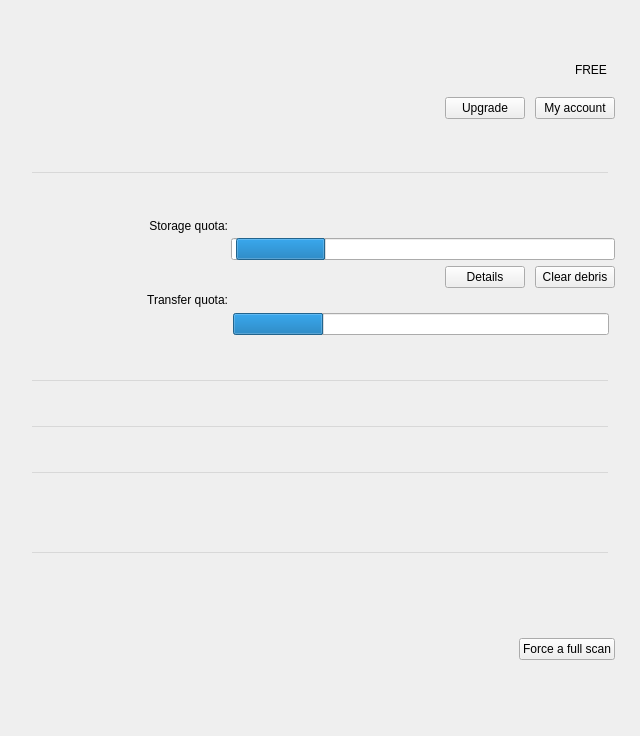
Old version of the form src/MEGASync/gui/macx/SettingsDialog.ui in the repository meganz/MEGAsync.
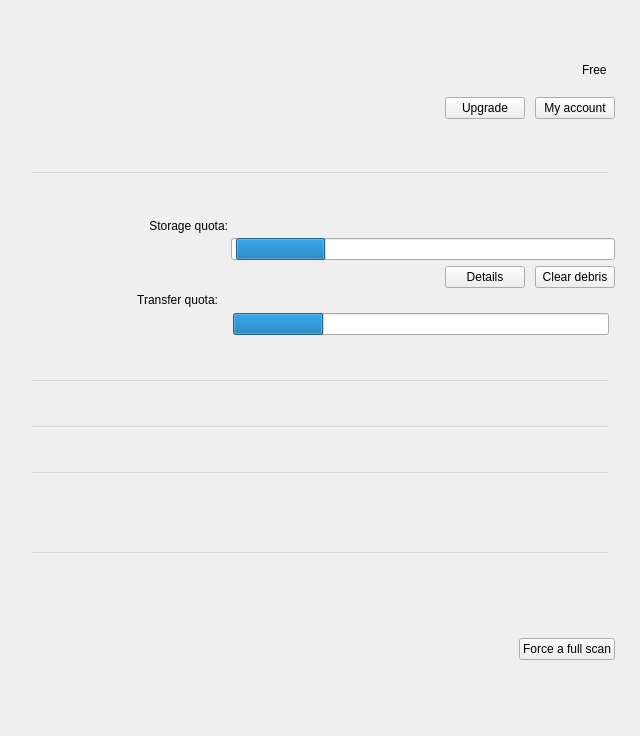
New version of the form. The open tabs and pages were chosen to show the change. Icons and pictures are not drawn. Custom widgets are drawn as their Qt base class.

Commit message: SNC-2145:  Adjustments for the Account pane - bis

Patch:
```diff
--- a/src/MEGASync/gui/macx/SettingsDialog.ui
+++ b/src/MEGASync/gui/macx/SettingsDialog.ui
@@ -171,6 +171,21 @@
   background-color: rgba(0,0,0,0.1);
 }
 
+
+/* Account pane props */
+#lAccountType
+{
+	text-align: left;
+    border: none;
+	padding: 0px;
+    margin: 0px;
+}
+
+#lBandwidthFree
+{
+	 color: #0078D7;
+}
+
 /* Security pane css props*/
 
 #lRecoveryKeyTitle, #lChangePasswordTitle
@@ -243,7 +258,7 @@
       <string notr="true"/>
      </property>
      <property name="currentIndex">
-      <number>4</number>
+      <number>1</number>
      </property>
      <widget class="QWidget" name="pGeneral">
       <layout class="QVBoxLayout" name="verticalLayout_25">
@@ -1578,7 +1593,7 @@
         <height>0</height>
        </size>
       </property>
-      <layout class="QVBoxLayout" name="verticalLayout_26">
+      <layout class="QVBoxLayout" name="pAccountLayout">
        <property name="spacing">
         <number>5</number>
        </property>
@@ -1871,15 +1886,15 @@
                     </spacer>
                    </item>
                    <item>
-                    <widget class="QPushButton" name="lAccountImage">
+                    <widget class="QPushButton" name="lAccountType">
                      <property name="focusPolicy">
                       <enum>Qt::NoFocus</enum>
                      </property>
                      <property name="styleSheet">
-                      <string notr="true">border: none;</string>
+                      <string notr="true"/>
                      </property>
                      <property name="text">
-                      <string/>
+                      <string>Free</string>
                      </property>
                      <property name="icon">
                       <iconset resource="../Resources_macx.qrc">
@@ -1891,27 +1906,14 @@
                        <height>12</height>
                       </size>
                      </property>
+                     <property name="autoDefault">
+                      <bool>false</bool>
+                     </property>
                      <property name="flat">
                       <bool>true</bool>
                      </property>
                     </widget>
                    </item>
-                   <item>
-                    <widget class="QLabel" name="lAccountType">
-                     <property name="sizePolicy">
-                      <sizepolicy hsizetype="Preferred" vsizetype="Maximum">
-                       <horstretch>0</horstretch>
-                       <verstretch>0</verstretch>
-                      </sizepolicy>
-                     </property>
-                     <property name="focusPolicy">
-                      <enum>Qt::StrongFocus</enum>
-                     </property>
-                     <property name="text">
-                      <string>FREE</string>
-                     </property>
-                    </widget>
-                   </item>
                   </layout>
                  </widget>
                 </item>
@@ -2327,14 +2329,18 @@
                 </item>
                 <item>
                  <widget class="QLabel" name="lBandwidth">
-                  <property name="text">
-                   <string/>
-                  </property>
                   <property name="alignment">
                    <set>Qt::AlignLeading|Qt::AlignLeft|Qt::AlignVCenter</set>
                   </property>
                  </widget>
                 </item>
+                <item>
+                 <widget class="QLabel" name="lBandwidthFree">
+                  <property name="text">
+                   <string/>
+                  </property>
+                 </widget>
+                </item>
                </layout>
               </widget>
              </item>
@@ -3491,7 +3497,7 @@
          </property>
          <layout class="QVBoxLayout" name="verticalLayout_14">
           <property name="spacing">
-           <number>-1</number>
+           <number>6</number>
           </property>
           <property name="leftMargin">
            <number>25</number>
@@ -3957,7 +3963,7 @@
                 <string/>
                </property>
                <property name="icon">
-                <iconset resource="../Resources_win.qrc">
+                <iconset resource="../Resources_macx.qrc">
                  <normaloff>:/images/ic_sync_warning.png</normaloff>:/images/ic_sync_warning.png</iconset>
                </property>
                <property name="iconSize">
```
The commit also changes 6 other files.
